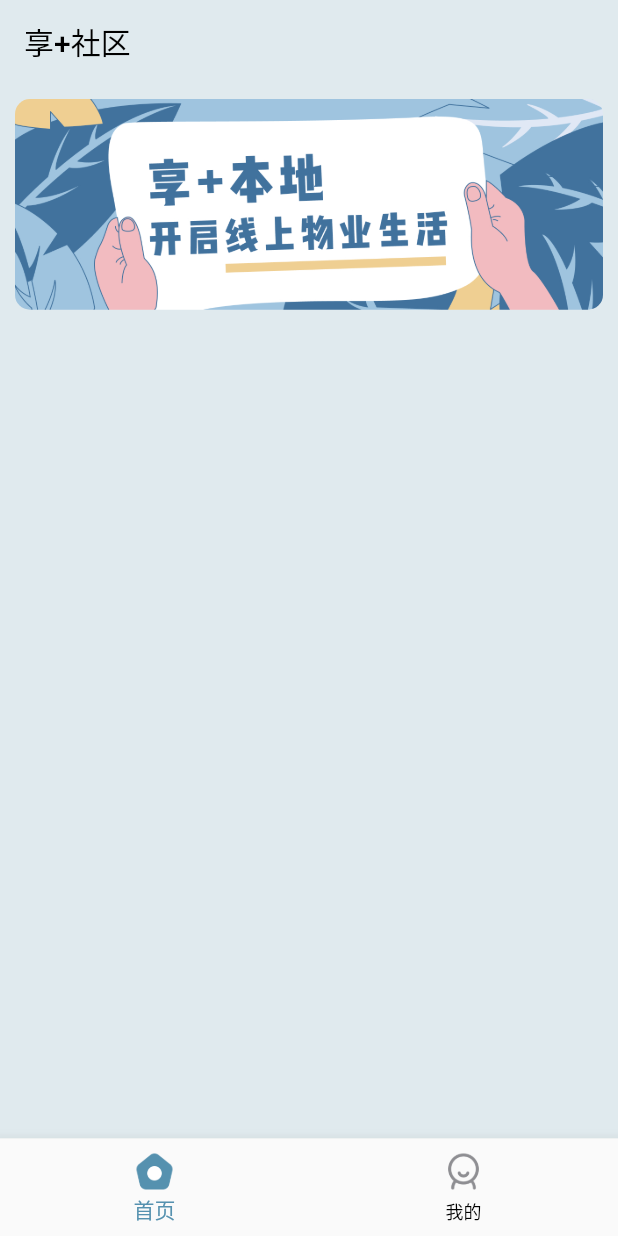
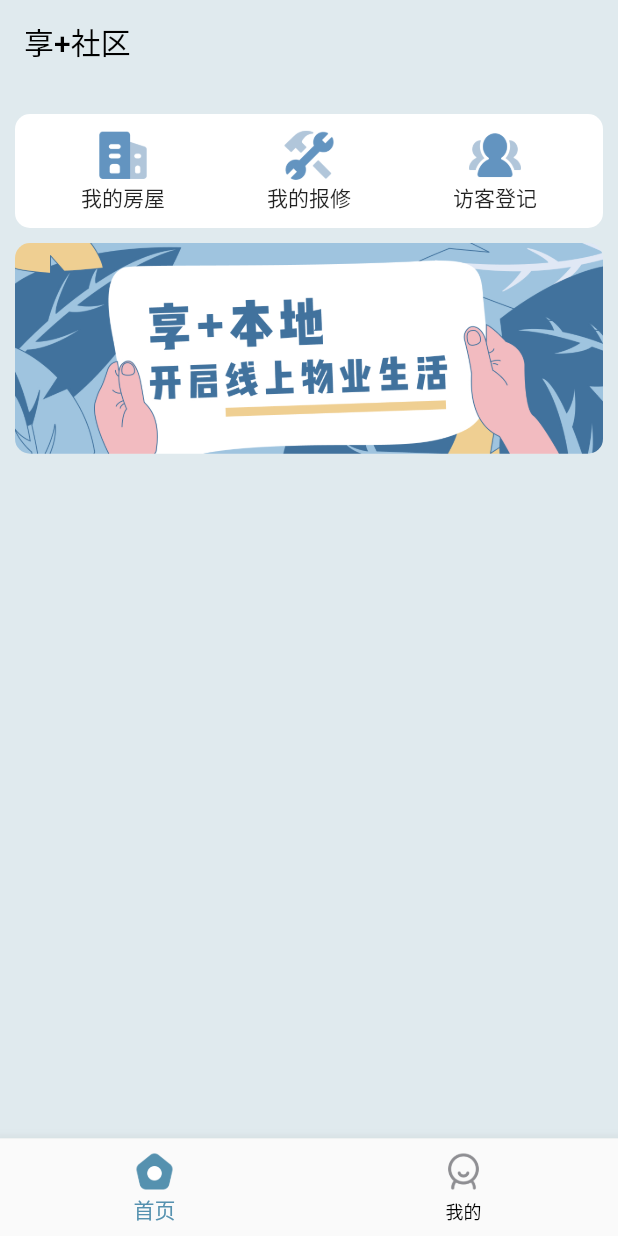
Before and after one commit to Hyricane/flutter_enjoy_plus, a Flutter app: the screen it shows after launch, on a phone screen of 412 x 824 dp. Run offline on Flutter 3.47's test engine with Material 2 defaults, Android fonts, the phone set to English and light mode, and no system bars.

Commit message:
搭建HomeNav

```diff
--- /dev/null
+++ b/lib/pages/home/home_nav.dart
@@ -0,0 +1,57 @@
+import 'package:flutter/material.dart';
+
+// 无状态组件 只是显示数据  不负责修改数据
+class HomeNav extends StatelessWidget {
+  HomeNav({Key? key}) : super(key: key);
+
+  // 导航数据
+  // 程序员 必须有一个能力 抽象出对象的能力  万物皆对象
+  final List navList = [
+    {
+      'title': '我的房屋',
+      'icon': 'assets/images/house_nav_icon@2x.png',
+    },
+    {
+      'title': '我的报修',
+      'icon': 'assets/images/repair_nav_icon@2x.png',
+    },
+    {
+      'title': '访客登记',
+      'icon': 'assets/images/visitor_nav_icon@2x.png',
+    }
+  ];
+
+  List<Widget> _getChildren() {
+    List<Widget> children = [];
+    for (int i = 0; i < navList.length; i++) {
+      children.add(GestureDetector(
+          onTap: () {
+            // 跳转页面  命名路由跳转  需要配合路由表
+            // Navigator.pushNamed(context, '/home');
+          },
+          child: Column(children: [
+            Image.asset(
+              navList[i]['icon'],
+              width: 35,
+            ),
+            Text(navList[i]['title'])
+          ])));
+    }
+    return children;
+  }
+
+  @override
+  Widget build(BuildContext context) {
+    return Container(
+      margin: EdgeInsets.symmetric(vertical: 10),
+      padding: EdgeInsets.all(10),
+      decoration: BoxDecoration(
+        color: Colors.white,
+        borderRadius: BorderRadius.circular(10),
+      ),
+      child: Row(
+          children: _getChildren(),
+          mainAxisAlignment: MainAxisAlignment.spaceAround),
+    );
+  }
+}
--- a/lib/pages/home/home_page.dart
+++ b/lib/pages/home/home_page.dart
@@ -1,6 +1,8 @@
 import 'dart:math';
 
 import 'package:flutter/material.dart';
+
+import 'home_nav.dart';
 
 class HomePage extends StatefulWidget {
   const HomePage({Key? key}) : super(key: key);
@@ -24,6 +26,7 @@ class _HomePageState extends State<HomePage> {
       ),
       body: ListView(padding: EdgeInsets.all(10), children: [
         // 导航栏
+        HomeNav(),
         // 单张图
         ClipRRect(
           borderRadius: BorderRadius.circular(10),
```
